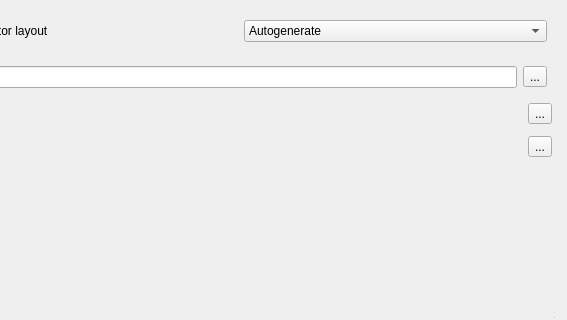
Old version of the form src/ui/qgsattributesformproperties.ui in the repository carsmie/QGIS; both pictures show x 86 to 653 and y 0 to 320 of the 653 by 556 pixel window.
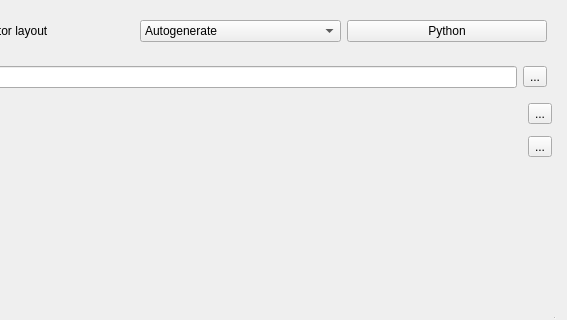
New version of the form. Icons and pictures are not drawn.

Commit message: basics of new dialog for the initcode python functionalities means, some cosmetic changes should still be done in qgsattributesforminitcode.ui

```diff
--- a/src/ui/qgsattributesformproperties.ui
+++ b/src/ui/qgsattributesformproperties.ui
@@ -49,6 +49,13 @@
         </item>
        </widget>
       </item>
+      <item>
+       <widget class="QPushButton" name="pBInitCode">
+        <property name="text">
+         <string>Python</string>
+        </property>
+       </widget>
+      </item>
      </layout>
     </widget>
    </item>
```
Left out of the diff: 4 changed lines with no effect on the pictures. The commit also changes 6 other files.
